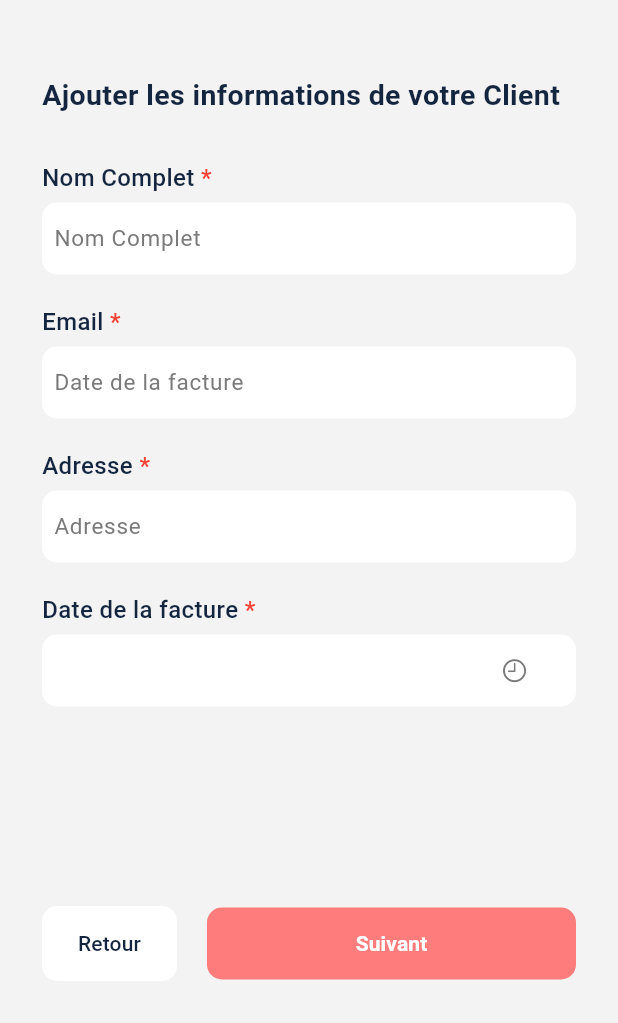
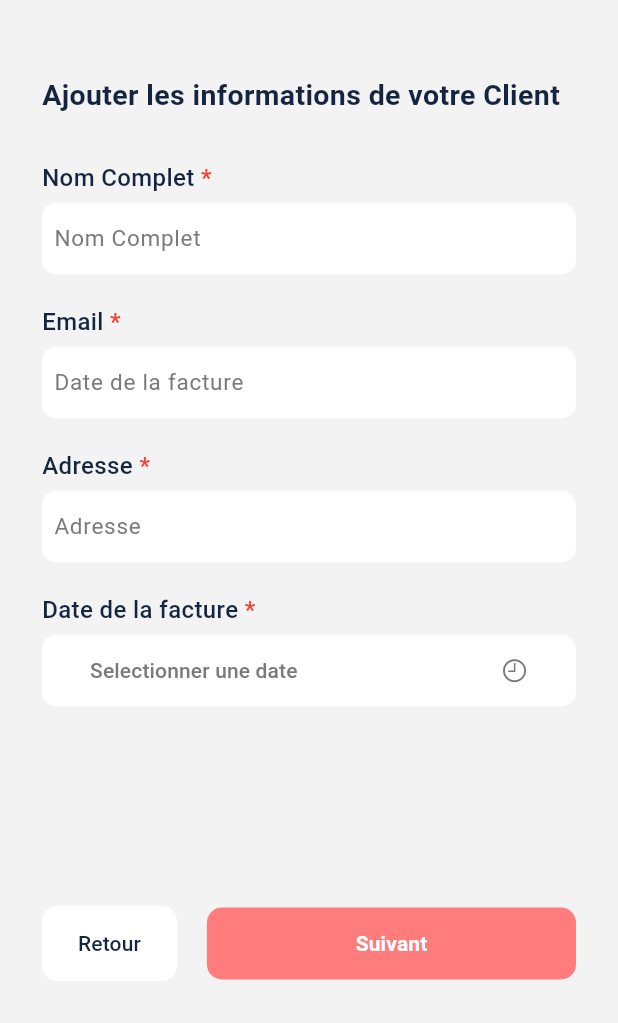
Before and after one commit to Alexo05/MesFacture, a Flutter app: the AddInvoice screen opened directly, on a phone screen of 412 x 824 dp, the part 213-1236 px from its top. Run offline on Flutter 3.47's test engine with Material 3 defaults, Android fonts, the light colour scheme and no system bars; drawn by our look-alikes of easy_stepper; our stand-ins replace flutter_holo_date_picker, flutter_slidable; missing offline and left inert: alert_info, popup_card.

Commit message:
commit06

```diff
--- a/mes_factures/lib/Components/ClientForm.dart
+++ b/mes_factures/lib/Components/ClientForm.dart
@@ -199,7 +199,7 @@ class _ClientFormState extends State<ClientForm> {
                 mainAxisAlignment: MainAxisAlignment.spaceBetween,
                 children: [
                   // ignore: prefer_if_null_operators, unnecessary_null_comparison
-                  Text(widget.dateController.text != null ? widget.dateController.text : "Selectionner une date",
+                  Text(widget.dateController.text != '' ? widget.dateController.text : "Selectionner une date",
                   textAlign: TextAlign.start,
                   style: TextStyle(
                     color: Theme.of(context).colorScheme.tertiary,
```
